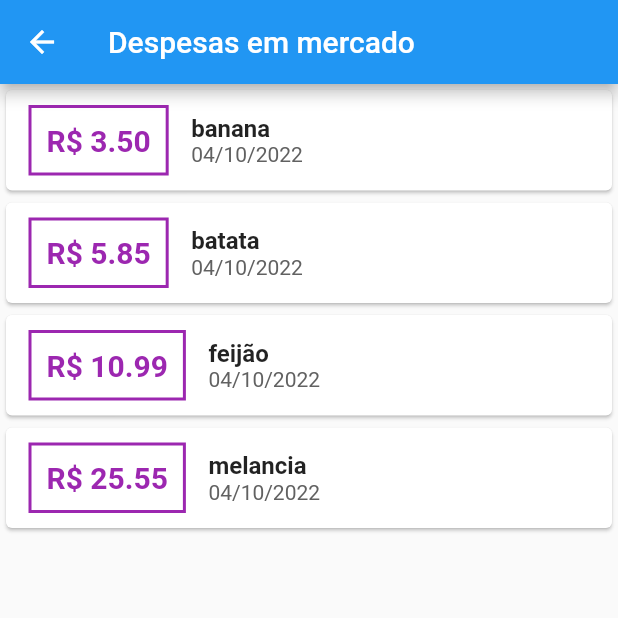
After one commit to CharlestonRibeiro/App_controle_de_gastos, a Flutter app: the screen it shows after launch, after a tap on "myHome", on a phone screen of 412 x 824 dp, the top half of it. The commit adds this screen. Run offline on Flutter 3.47's test engine with Material 2 defaults, Android fonts, the phone set to English and light mode, and no system bars.

Commit message:
home page

```diff
--- a/lib/main.dart
+++ b/lib/main.dart
@@ -1,5 +1,6 @@
 import 'package:controle_de_mercado_vesao_local/pages/home_page/home_page.dart';
 import 'package:controle_de_mercado_vesao_local/pages/login_page/login_page.dart';
+import 'package:controle_de_mercado_vesao_local/pages/my_home_page/my_home_page.dart';
 import 'package:controle_de_mercado_vesao_local/pages/recover_password_page/recover_password_page.dart';
 import 'package:controle_de_mercado_vesao_local/pages/singUp_page/signUp_page.dart';
 import 'package:controle_de_mercado_vesao_local/routes/routes.dart';
@@ -25,6 +26,7 @@ class MyApp extends StatelessWidget {
         Routes.login: (_) => const LoginPage(),
         Routes.recover: (_) => const RecoverPasswordPage(),
         Routes.signUp: (_) => const SignUpPage(),
+        Routes.myHome: (_) => const MyHomepage(),
       },
     );
   }
--- /dev/null
+++ b/lib/mocks/moks_purchases.dart
@@ -0,0 +1,10 @@
+// ignore_for_file: non_constant_identifier_names
+
+import 'package:controle_de_mercado_vesao_local/models/purchases.dart';
+
+final MOCK_PURCHASES = <Purchases>[
+  Purchases(id: '01', title: 'banana', value: 3.50, date: DateTime.now()),
+  Purchases(id: '02', title: 'batata', value: 5.85, date: DateTime.now()),
+  Purchases(id: '03', title: 'feijão', value: 10.99, date: DateTime.now()),
+  Purchases(id: '04', title: 'melancia', value: 25.55, date: DateTime.now()),
+];
--- /dev/null
+++ b/lib/models/purchases.dart
@@ -0,0 +1,13 @@
+class Purchases {
+  final String id;
+  final String title;
+  final double value;
+  final DateTime date;
+
+  Purchases({
+      required this.id,
+      required this.title,
+      required this.value,
+      required this.date
+      });
+}
--- a/lib/pages/home_page/home_page.dart
+++ b/lib/pages/home_page/home_page.dart
@@ -1,6 +1,5 @@
 import 'package:controle_de_mercado_vesao_local/routes/routes.dart';
 import 'package:flutter/material.dart';
-
 
 class HomePage extends StatelessWidget {
   const HomePage({super.key});
@@ -30,6 +29,11 @@ class HomePage extends StatelessWidget {
                   Navigator.of(context).pushNamed(Routes.recover);
                 },
                 child: const Text('recover_password_page')),
+            ElevatedButton(
+                onPressed: () {
+                  Navigator.of(context).pushNamed(Routes.myHome);
+                },
+                child: const Text('myHome')),
           ],
         ),
       ),
--- /dev/null
+++ b/lib/pages/my_home_page/my_home_page.dart
@@ -0,0 +1,62 @@
+import 'package:controle_de_mercado_vesao_local/mocks/moks_purchases.dart';
+import 'package:flutter/material.dart';
+import 'package:intl/intl.dart';
+
+class MyHomepage extends StatelessWidget {
+  const MyHomepage({super.key});
+
+  @override
+  Widget build(BuildContext context) {
+    return Scaffold(
+      appBar: AppBar(
+        title: const Text('Despesas em mercado'),
+      ),
+      body: SingleChildScrollView(
+        child: Column(
+          children: <Widget>[
+          ...MOCK_PURCHASES.map((e) {
+            return Card(
+              child: Row(
+                children: <Widget>[
+                  Container(
+                    margin: const EdgeInsets.symmetric(
+                      horizontal: 15,
+                      vertical: 10,
+                    ),
+                    decoration: BoxDecoration(
+                        border: Border.all(
+                      color: Colors.purple,
+                      width: 2,
+                    )),
+                    padding: const EdgeInsets.all(10),
+                    child: Text(
+                      'R\$ ${e.value.toStringAsFixed(2)}',
+                      style: const TextStyle(
+                          fontWeight: FontWeight.bold,
+                          fontSize: 20,
+                          color: Colors.purple),
+                    ),
+                  ),
+                  Column(
+                    crossAxisAlignment: CrossAxisAlignment.start,
+                    children: [
+                      Text(
+                        e.title,
+                        style:
+                            const TextStyle(fontSize: 16, fontWeight: FontWeight.bold),
+                      ),
+                      Text(
+                        DateFormat('dd/MM/yyyy').format(e.date),
+                        style: TextStyle(color: Colors.grey[700]),
+                      ),
+                    ],
+                  )
+                ],
+              ),
+            );
+          })
+        ]),
+      ),
+    );
+  }
+}
--- a/lib/pages/singUp_page/signUp_page.dart
+++ b/lib/pages/singUp_page/signUp_page.dart
@@ -1,3 +1,5 @@
+// ignore_for_file: file_names
+
 import 'package:flutter/material.dart';
 
 class SignUpPage extends StatelessWidget {
--- a/lib/routes/routes.dart
+++ b/lib/routes/routes.dart
@@ -3,4 +3,5 @@ class Routes {
   static const login = '/login';
   static const recover = '/recover';
   static const signUp = '/signUp';
+  static const myHome = '/myHome';
 }
--- a/pubspec.yaml
+++ b/pubspec.yaml
@@ -31,11 +31,12 @@ environment:
 dependencies:
   flutter:
     sdk: flutter
-
+  intl: 0.17.0
 
   # The following adds the Cupertino Icons font to your application.
   # Use with the CupertinoIcons class for iOS style icons.
   cupertino_icons: ^1.0.2
+
 
 dev_dependencies:
   flutter_test:
```
Also changed, not shown: pubspec.lock.
